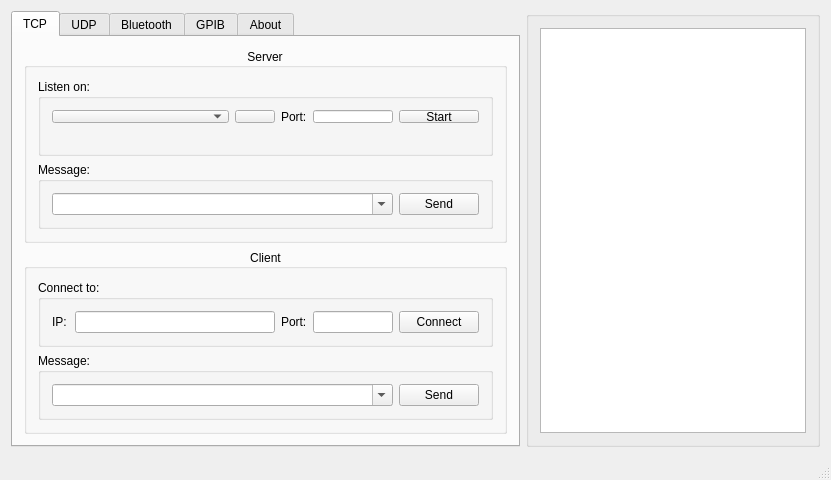
First picture: the form in mainwindow.ui, repository rookiepeng/comm-test, before the edit.
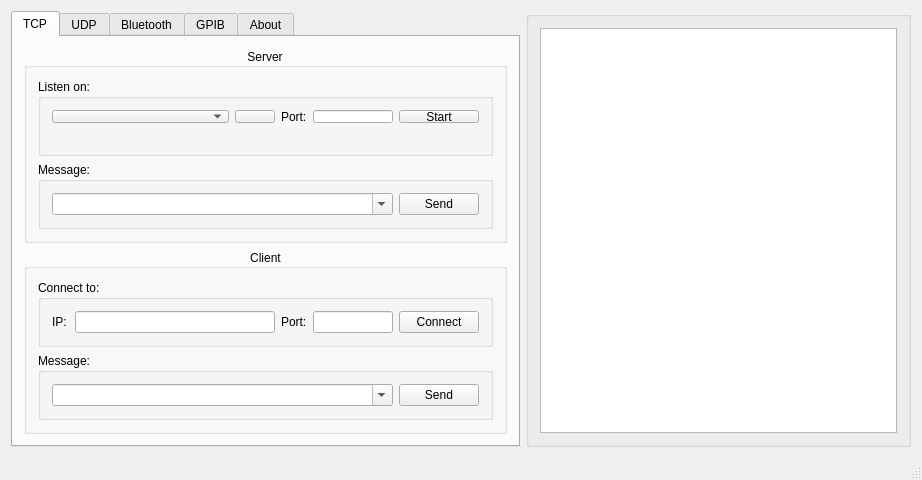
Second picture: the form after the edit. Icons and pictures are not drawn.

Patch:
```diff
--- a/mainwindow.ui
+++ b/mainwindow.ui
@@ -6,7 +6,7 @@
    <rect>
     <x>0</x>
     <y>0</y>
-    <width>831</width>
+    <width>922</width>
     <height>480</height>
    </rect>
   </property>
```
Left out of the diff: 2 changed lines with no effect on the pictures.
